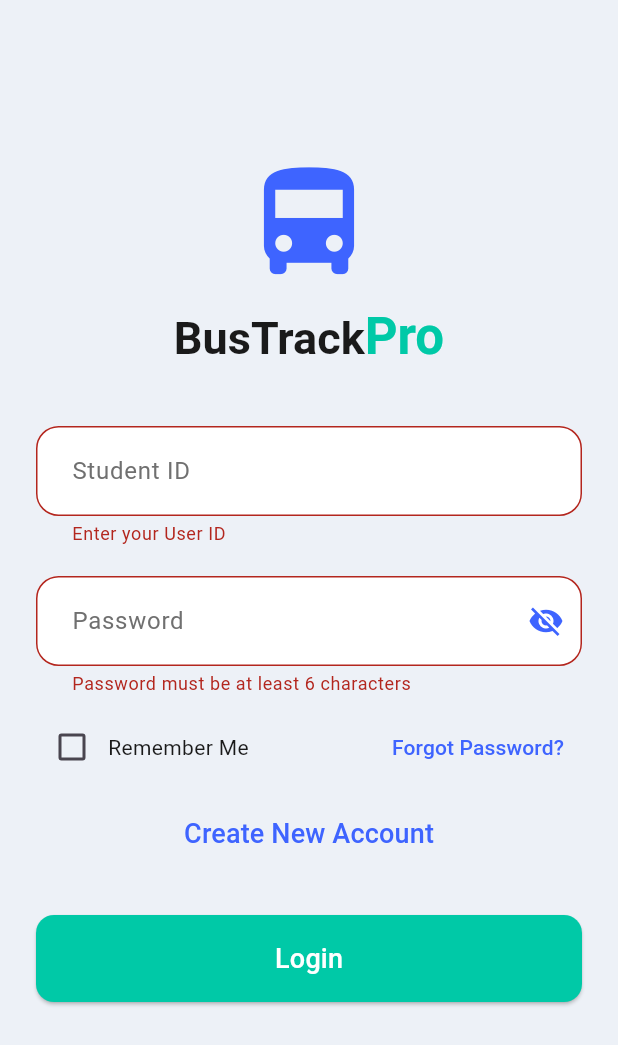
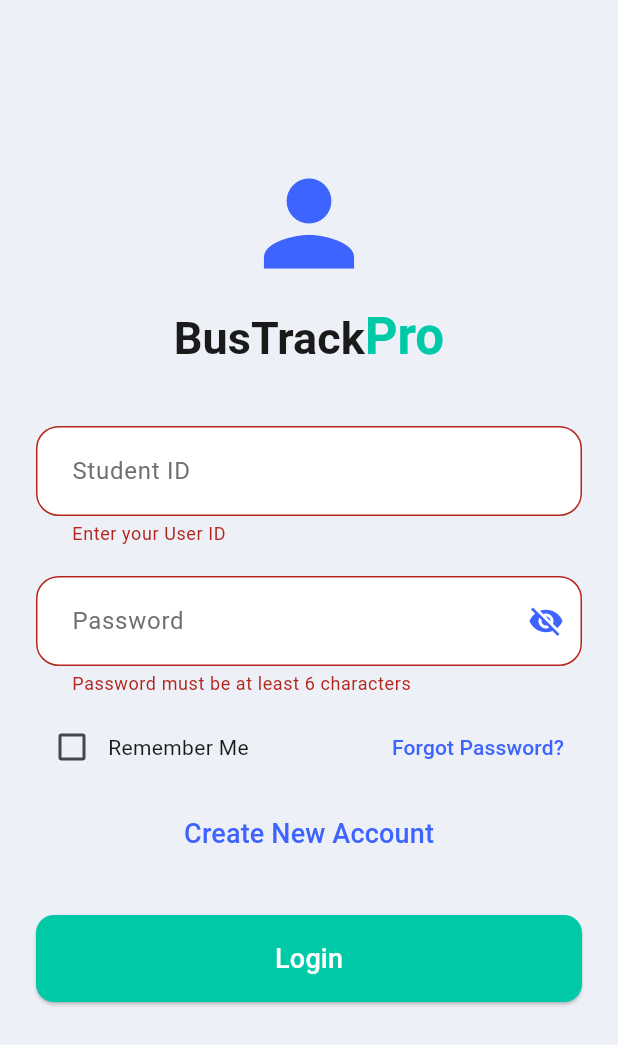
Before and after one commit to veeraworks/BusTrackPro, a Flutter app: the LoginPage screen opened directly, after a tap on "Login", on a phone screen of 412 x 824 dp. Shown: the top 1045 px of the screen. Run offline on Flutter 3.47's test engine with Material 3 defaults, Android fonts, the phone set to English and light mode, and no system bars.

Commit message:
Solving errors

```diff
--- a/lib/User Login Page.dart
+++ b/lib/User Login Page.dart
@@ -1,8 +1,12 @@
+import 'dart:convert';
+
 import 'package:flutter/material.dart';
+import 'package:http/http.dart' as http;
 import 'Forgot password.dart';
 import 'Student home Page.dart';
 import 'User Signup Page.dart';
 import 'api_service.dart'; // our backend connection
+
 
 class LoginPage extends StatefulWidget {
   @override
@@ -10,7 +14,7 @@ class LoginPage extends StatefulWidget {
 }
 
 class _LoginPageState extends State<LoginPage> {
-  final TextEditingController _StudentIDController = TextEditingController();
+  final TextEditingController _studentIdController = TextEditingController();
   final TextEditingController _passwordController = TextEditingController();
   final _formKey = GlobalKey<FormState>();
 
@@ -18,41 +22,55 @@ class _LoginPageState extends State<LoginPage> {
   bool _rememberMe = false;
   bool _isLoading = false;
 
-  void _login() async {
+  // 🔹 Replace with your backend URL
+  final Uri url = Uri.parse("http://172.16.127.239:9090/login");
+
+  Future<void> _login() async {
     if (_formKey.currentState!.validate()) {
-      setState(() {
-        _isLoading = true;
-      });
+      setState(() => _isLoading = true);
 
-      String userId = _StudentIDController.text.trim();
-      String password = _passwordController.text;
+      try {
+        final response = await http.post(
+          url,
+          headers: {'Content-Type': 'application/json'},
+          body: jsonEncode({
+            'studentId': _studentIdController.text.trim(),
+            'password': _passwordController.text.trim(),
+          }),
+        );
 
-      // call API
-      final student = await ApiService.loginStudent(userId, password);
+        setState(() => _isLoading = false);
 
-      setState(() {
-        _isLoading = false;
-      });
+        if (response.statusCode == 200) {
+          final data = jsonDecode(response.body);
 
-      if (student != null) {
-        // ✅ Navigate to Home Page with student details
           Navigator.pushReplacement(
             context,
             MaterialPageRoute(
               builder: (_) => StudentHomePage(
-              studentName: student["name"],
-              studentId: student["studentId"],
-              phoneNumber: student["phoneNumber"],
-              stopName: student["stopName"],
-              routeNumber: student["routeNumber"],
-              collegeName: student["collegeName"],
+                studentName: data['name'],
+                studentId: data['studentId'],
+                phoneNumber: data['phoneNumber'],
+                stopName: data['stopName'],
+                routeNumber: data['routeNumber'],
+                collegeName: data['collegeName'],
               ),
             ),
           );
+        } else if (response.statusCode == 401) {
+          // Unauthorized (wrong password)
+          ScaffoldMessenger.of(context).showSnackBar(
+            SnackBar(content: Text('Invalid User ID or Password')),
+          );
         } else {
-        // ❌ show error
           ScaffoldMessenger.of(context).showSnackBar(
-          SnackBar(content: Text("Invalid User ID or Password")),
+            SnackBar(content: Text('Server Error: ${response.statusCode}')),
+          );
+        }
+      } catch (e) {
+        setState(() => _isLoading = false);
+        ScaffoldMessenger.of(context).showSnackBar(
+          SnackBar(content: Text('Failed to connect to server')),
         );
       }
     }
@@ -70,7 +88,7 @@ class _LoginPageState extends State<LoginPage> {
             child: Column(
               children: [
                 SizedBox(height: 80),
-                Icon(Icons.directions_bus, size: 90, color: Color(0xFF3E64FF)),
+                Icon(Icons.person, size: 90, color: Color(0xFF3E64FF)),
                 SizedBox(height: 10),
                 RichText(
                   text: TextSpan(
@@ -96,16 +114,19 @@ class _LoginPageState extends State<LoginPage> {
                 ),
                 SizedBox(height: 40),
                 TextFormField(
-                  controller: _StudentIDController,
+                  controller: _studentIdController,
                   decoration: InputDecoration(
                     hintText: 'Student ID',
                     hintStyle: TextStyle(color: Color(0xFF707070)),
                     fillColor: Colors.white,
                     filled: true,
-                    contentPadding: EdgeInsets.symmetric(horizontal: 20, vertical: 18),
-                    border: OutlineInputBorder(borderRadius: BorderRadius.circular(15)),
+                    contentPadding:
+                    EdgeInsets.symmetric(horizontal: 20, vertical: 18),
+                    border: OutlineInputBorder(
+                        borderRadius: BorderRadius.circular(15)),
                   ),
-                  validator: (value) => value == null || value.isEmpty ? 'Enter your User ID' : null,
+                  validator: (value) =>
+                  value == null || value.isEmpty ? 'Enter your User ID' : null,
                 ),
                 SizedBox(height: 20),
                 TextFormField(
@@ -116,17 +137,23 @@ class _LoginPageState extends State<LoginPage> {
                     hintStyle: TextStyle(color: Color(0xFF707070)),
                     fillColor: Colors.white,
                     filled: true,
-                    contentPadding: EdgeInsets.symmetric(horizontal: 20, vertical: 18),
-                    border: OutlineInputBorder(borderRadius: BorderRadius.circular(15)),
+                    contentPadding:
+                    EdgeInsets.symmetric(horizontal: 20, vertical: 18),
+                    border: OutlineInputBorder(
+                        borderRadius: BorderRadius.circular(15)),
                     suffixIcon: IconButton(
                       icon: Icon(
-                        _obscurePassword ? Icons.visibility_off : Icons.visibility,
+                        _obscurePassword
+                            ? Icons.visibility_off
+                            : Icons.visibility,
                         color: Color(0xFF3E64FF),
                       ),
-                      onPressed: () => setState(() => _obscurePassword = !_obscurePassword),
+                      onPressed: () =>
+                          setState(() => _obscurePassword = !_obscurePassword),
                     ),
                   ),
-                  validator: (value) => value == null || value.length < 6
+                  validator: (value) =>
+                  value == null || value.length < 6
                       ? 'Password must be at least 6 characters'
                       : null,
                 ),
@@ -139,22 +166,27 @@ class _LoginPageState extends State<LoginPage> {
                         Checkbox(
                           value: _rememberMe,
                           activeColor: Color(0xFF00C9A7),
-                          onChanged: (value) => setState(() => _rememberMe = value!),
+                          onChanged: (value) =>
+                              setState(() => _rememberMe = value!),
                         ),
-                        Text('Remember Me', style: TextStyle(color: Color(0xFF1A1A1A))),
+                        Text('Remember Me',
+                            style: TextStyle(color: Color(0xFF1A1A1A))),
                       ],
                     ),
                     TextButton(
                       onPressed: () => Navigator.push(
-                          context, MaterialPageRoute(builder: (_) => ForgotPasswordPage())),
-                      child: Text("Forgot Password?", style: TextStyle(color: Color(0xFF3E64FF))),
+                          context,
+                          MaterialPageRoute(
+                              builder: (_) => ForgotPasswordPage())),
+                      child: Text("Forgot Password?",
+                          style: TextStyle(color: Color(0xFF3E64FF))),
                     ),
                   ],
                 ),
                 SizedBox(height: 10),
                 TextButton(
-                  onPressed: () => Navigator.push(
-                      context, MaterialPageRoute(builder: (_) => CreateAccountPage())),
+                  onPressed: () => Navigator.push(context,
+                      MaterialPageRoute(builder: (_) => CreateAccountPage())),
                   child: Text(
                     "Create New Account",
                     style: TextStyle(color: Color(0xFF3E64FF), fontSize: 18),
@@ -168,11 +200,14 @@ class _LoginPageState extends State<LoginPage> {
                     style: ElevatedButton.styleFrom(
                       backgroundColor: Color(0xFF00C9A7),
                       padding: EdgeInsets.symmetric(vertical: 16),
-                      shape: RoundedRectangleBorder(borderRadius: BorderRadius.circular(12)),
+                      shape: RoundedRectangleBorder(
+                          borderRadius: BorderRadius.circular(12)),
                     ),
                     child: _isLoading
                         ? CircularProgressIndicator(color: Colors.white)
-                        : Text('Login', style: TextStyle(fontSize: 18, color: Colors.white)),
+                        : Text('Login',
+                        style:
+                        TextStyle(fontSize: 18, color: Colors.white)),
                   ),
                 ),
               ],
--- a/lib/api_service.dart
+++ b/lib/api_service.dart
@@ -2,7 +2,7 @@ import 'dart:convert';
 import 'package:http/http.dart' as http;
 
 class ApiService {
-  static const String baseUrl = 'http://172.16.127.213:9090/api/auth';
+  static const String baseUrl = 'http://172.16.127.239.8080/api/auth';
 
   // Call this in your login page
   static Future<Map<String, dynamic>?> loginStudent(String studentId, String password) async {
--- a/pubspec.yaml
+++ b/pubspec.yaml
@@ -12,6 +12,7 @@ dependencies:
   flutter:
     sdk: flutter
   http: ^1.2.0
+google_maps_flutter: ^2.12.3
 
 dev_dependencies:
   flutter_test:
@@ -19,10 +20,5 @@ dev_dependencies:
 
 
 
-
 flutter:
   uses-material-design: true
-
-
-  assets:
-    - assets/images/
```
Also changed, not shown: pubspec.lock, 5 other files. Lines whose indentation alone changed are shown as unchanged.
